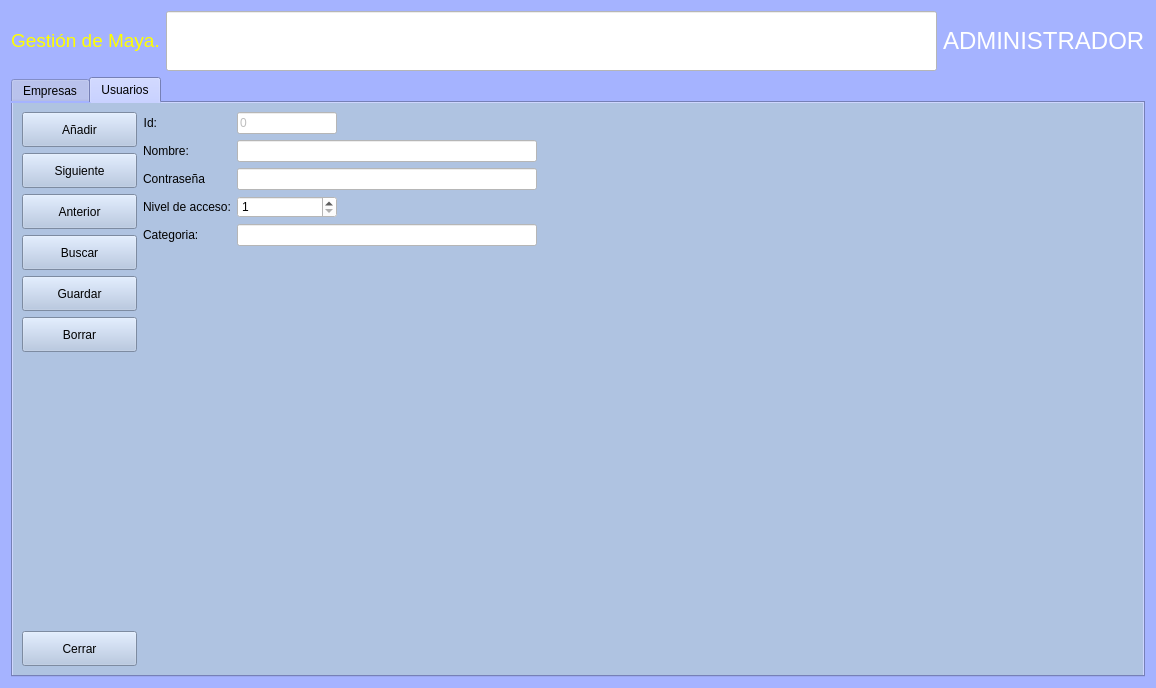
Qt form Zona_Administrador/frmempresas.ui (arcnexus/RedFoX) before a commit.
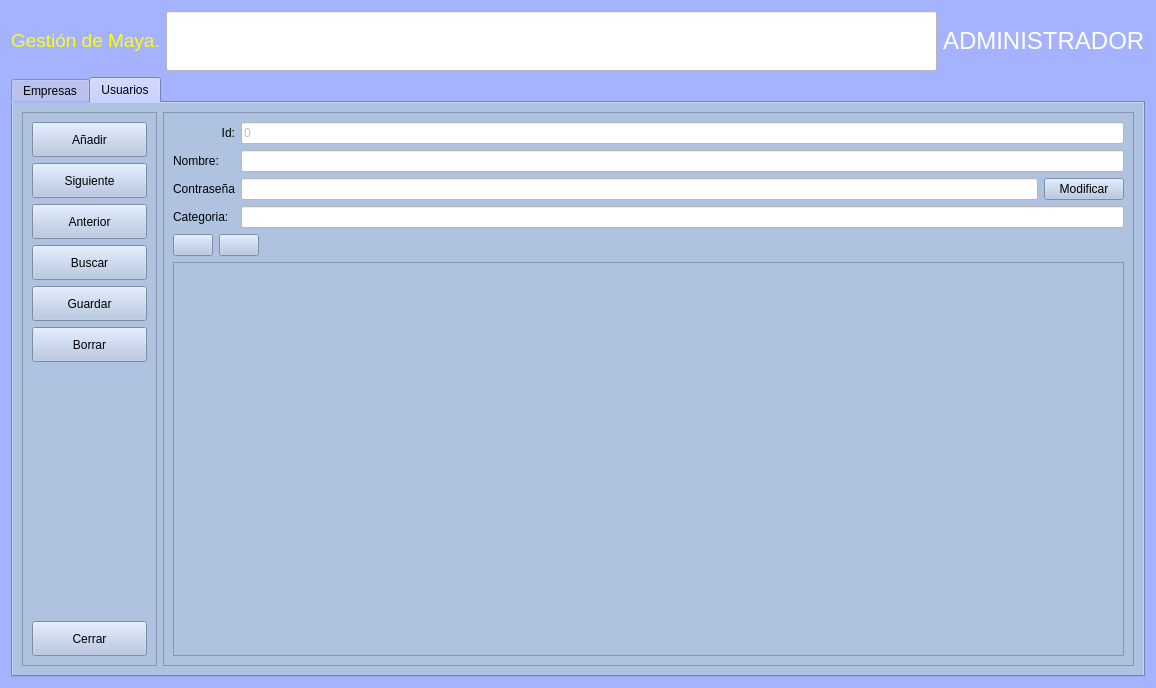
The same form after that commit. The open tabs and pages were chosen to show the change. Icons and pictures are not drawn.

The edit to the form file:
```diff
--- a/Zona_Administrador/frmempresas.ui
+++ b/Zona_Administrador/frmempresas.ui
@@ -1646,11 +1646,23 @@
       <attribute name="title">
        <string>Usuarios</string>
       </attribute>
-      <layout class="QFormLayout" name="formLayout_2">
-       <property name="fieldGrowthPolicy">
-        <enum>QFormLayout::AllNonFixedFieldsGrow</enum>
-       </property>
-       <item row="0" column="0">
+      <layout class="QHBoxLayout" name="horizontalLayout_2">
+       <item>
+        <widget class="QFrame" name="frame_2">
+         <property name="sizePolicy">
+          <sizepolicy hsizetype="Maximum" vsizetype="Preferred">
+           <horstretch>0</horstretch>
+           <verstretch>0</verstretch>
+          </sizepolicy>
+         </property>
+         <property name="frameShape">
+          <enum>QFrame::StyledPanel</enum>
+         </property>
+         <property name="frameShadow">
+          <enum>QFrame::Raised</enum>
+         </property>
+         <layout class="QVBoxLayout" name="verticalLayout_2">
+          <item>
         <layout class="QVBoxLayout" name="verticalLayout">
          <item>
           <widget class="QPushButton" name="botAnadir_user">
@@ -1906,17 +1918,43 @@
          </item>
         </layout>
        </item>
-       <item row="0" column="1">
-        <layout class="QFormLayout" name="formLayout">
+         </layout>
+        </widget>
+       </item>
+       <item>
+        <widget class="QFrame" name="frame">
+         <property name="sizePolicy">
+          <sizepolicy hsizetype="MinimumExpanding" vsizetype="Preferred">
+           <horstretch>0</horstretch>
+           <verstretch>0</verstretch>
+          </sizepolicy>
+         </property>
+         <property name="frameShape">
+          <enum>QFrame::StyledPanel</enum>
+         </property>
+         <property name="frameShadow">
+          <enum>QFrame::Raised</enum>
+         </property>
+         <layout class="QGridLayout" name="gridLayout_16">
+          <item row="0" column="0">
+           <widget class="QLabel" name="label_38">
+            <property name="text">
+             <string>Id:</string>
+            </property>
+            <property name="alignment">
+             <set>Qt::AlignRight|Qt::AlignTrailing|Qt::AlignVCenter</set>
+            </property>
+           </widget>
+          </item>
          <item row="0" column="1">
           <widget class="QLineEdit" name="txt_id_user">
            <property name="enabled">
             <bool>false</bool>
            </property>
-           <property name="maximumSize">
+            <property name="minimumSize">
             <size>
              <width>100</width>
-             <height>16777215</height>
+              <height>0</height>
             </size>
            </property>
            <property name="styleSheet">
@@ -1939,12 +1977,6 @@
          </item>
          <item row="1" column="1">
           <widget class="QLineEdit" name="txt_nombre_user">
-           <property name="maximumSize">
-            <size>
-             <width>300</width>
-             <height>16777215</height>
-            </size>
-           </property>
            <property name="styleSheet">
             <string notr="true">background-color: rgb(255, 255, 255);</string>
            </property>
@@ -1958,13 +1990,9 @@
           </widget>
          </item>
          <item row="2" column="1">
+           <layout class="QHBoxLayout" name="horizontalLayout_3">
+            <item>
           <widget class="QLineEdit" name="txt_pass_user">
-           <property name="maximumSize">
-            <size>
-             <width>300</width>
-             <height>16777215</height>
-            </size>
-           </property>
            <property name="styleSheet">
             <string notr="true">background-color: rgb(255, 255, 255);</string>
            </property>
@@ -1973,63 +2001,73 @@
            </property>
           </widget>
          </item>
-         <item row="3" column="0">
-          <widget class="QLabel" name="label_37">
+            <item>
+             <widget class="QPushButton" name="btn_modPass">
            <property name="text">
-            <string>Nivel de acceso:</string>
+               <string>Modificar</string>
            </property>
           </widget>
          </item>
-         <item row="3" column="1">
-          <widget class="QSpinBox" name="spin_nacceso_user">
-           <property name="maximumSize">
-            <size>
-             <width>100</width>
-             <height>16777215</height>
-            </size>
-           </property>
-           <property name="styleSheet">
-            <string notr="true">background-color: rgb(255, 255, 255);</string>
-           </property>
-           <property name="minimum">
-            <number>1</number>
-           </property>
-           <property name="maximum">
-            <number>9</number>
-           </property>
-          </widget>
-         </item>
-         <item row="4" column="0">
+           </layout>
+          </item>
+          <item row="3" column="0">
           <widget class="QLabel" name="label_40">
            <property name="text">
             <string>Categoria:</string>
            </property>
           </widget>
          </item>
-         <item row="4" column="1">
+          <item row="3" column="1">
           <widget class="QLineEdit" name="txt_categoria_user">
-           <property name="maximumSize">
-            <size>
-             <width>300</width>
-             <height>16777215</height>
-            </size>
-           </property>
            <property name="styleSheet">
             <string notr="true">background-color: rgb(255, 255, 255);</string>
            </property>
           </widget>
          </item>
-         <item row="0" column="0">
-          <widget class="QLabel" name="label_38">
+          <item row="4" column="0" colspan="2">
+           <layout class="QHBoxLayout" name="horizontalLayout_4">
+            <item>
+             <widget class="QPushButton" name="btn_addAcceso">
            <property name="text">
-            <string>Id:</string>
-           </property>
-           <property name="alignment">
-            <set>Qt::AlignRight|Qt::AlignTrailing|Qt::AlignVCenter</set>
+               <string/>
+              </property>
+              <property name="icon">
+               <iconset resource="../maya.qrc">
+                <normaloff>:/Icons/PNG/add.png</normaloff>:/Icons/PNG/add.png</iconset>
            </property>
           </widget>
          </item>
-        </layout>
+            <item>
+             <widget class="QPushButton" name="btn_quitarAcceso">
+              <property name="text">
+               <string/>
+              </property>
+              <property name="icon">
+               <iconset resource="../maya.qrc">
+                <normaloff>:/Icons/PNG/borrar.png</normaloff>:/Icons/PNG/borrar.png</iconset>
+              </property>
+             </widget>
+            </item>
+            <item>
+             <spacer name="horizontalSpacer_2">
+              <property name="orientation">
+               <enum>Qt::Horizontal</enum>
+              </property>
+              <property name="sizeHint" stdset="0">
+               <size>
+                <width>40</width>
+                <height>20</height>
+               </size>
+              </property>
+             </spacer>
+            </item>
+           </layout>
+          </item>
+          <item row="5" column="0" colspan="2">
+           <widget class="QTableView" name="tabla_accesos"/>
+          </item>
+         </layout>
+        </widget>
        </item>
       </layout>
      </widget>
```
Left out of the diff: 3 changed lines with no effect on the pictures. Lines whose indentation alone changed are shown as unchanged.
